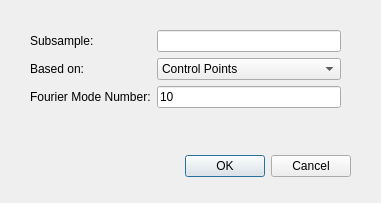
The window that Code/Source/Plugins/org.sv.gui.qt.pathplanning/src/internal/svPathSmooth.ui (SimVascular/SimVascular) describes before a commit, drawn with Qt 5.
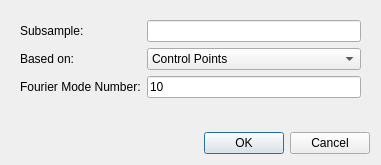
The same window after the commit.

Commit message: use qt layout for all gui to avoid small size in Windows

Patch:
```diff
--- a/Code/Source/Plugins/org.sv.gui.qt.pathplanning/src/internal/svPathSmooth.ui
+++ b/Code/Source/Plugins/org.sv.gui.qt.pathplanning/src/internal/svPathSmooth.ui
@@ -10,37 +10,15 @@
     <x>0</x>
     <y>0</y>
     <width>381</width>
-    <height>203</height>
+    <height>165</height>
    </rect>
   </property>
   <property name="windowTitle">
    <string>Smooth Current Path</string>
   </property>
-  <widget class="QDialogButtonBox" name="buttonBox">
-   <property name="geometry">
-    <rect>
-     <x>10</x>
-     <y>150</y>
-     <width>341</width>
-     <height>32</height>
-    </rect>
-   </property>
-   <property name="orientation">
-    <enum>Qt::Horizontal</enum>
-   </property>
-   <property name="standardButtons">
-    <set>QDialogButtonBox::Cancel|QDialogButtonBox::Ok</set>
-   </property>
-  </widget>
+  <layout class="QVBoxLayout" name="verticalLayout">
+   <item>
   <widget class="QWidget" name="widget" native="true">
-   <property name="geometry">
-    <rect>
-     <x>30</x>
-     <y>30</y>
-     <width>311</width>
-     <height>111</height>
-    </rect>
-   </property>
    <layout class="QFormLayout" name="formLayout">
     <item row="0" column="0">
      <widget class="QLabel" name="label">
@@ -93,6 +71,18 @@
     </item>
    </layout>
   </widget>
+   </item>
+   <item>
+    <widget class="QDialogButtonBox" name="buttonBox">
+     <property name="orientation">
+      <enum>Qt::Horizontal</enum>
+     </property>
+     <property name="standardButtons">
+      <set>QDialogButtonBox::Cancel|QDialogButtonBox::Ok</set>
+     </property>
+    </widget>
+   </item>
+  </layout>
  </widget>
  <resources/>
  <connections/>
```
Lines whose indentation alone changed are shown as unchanged. The commit also changes 8 other files.
